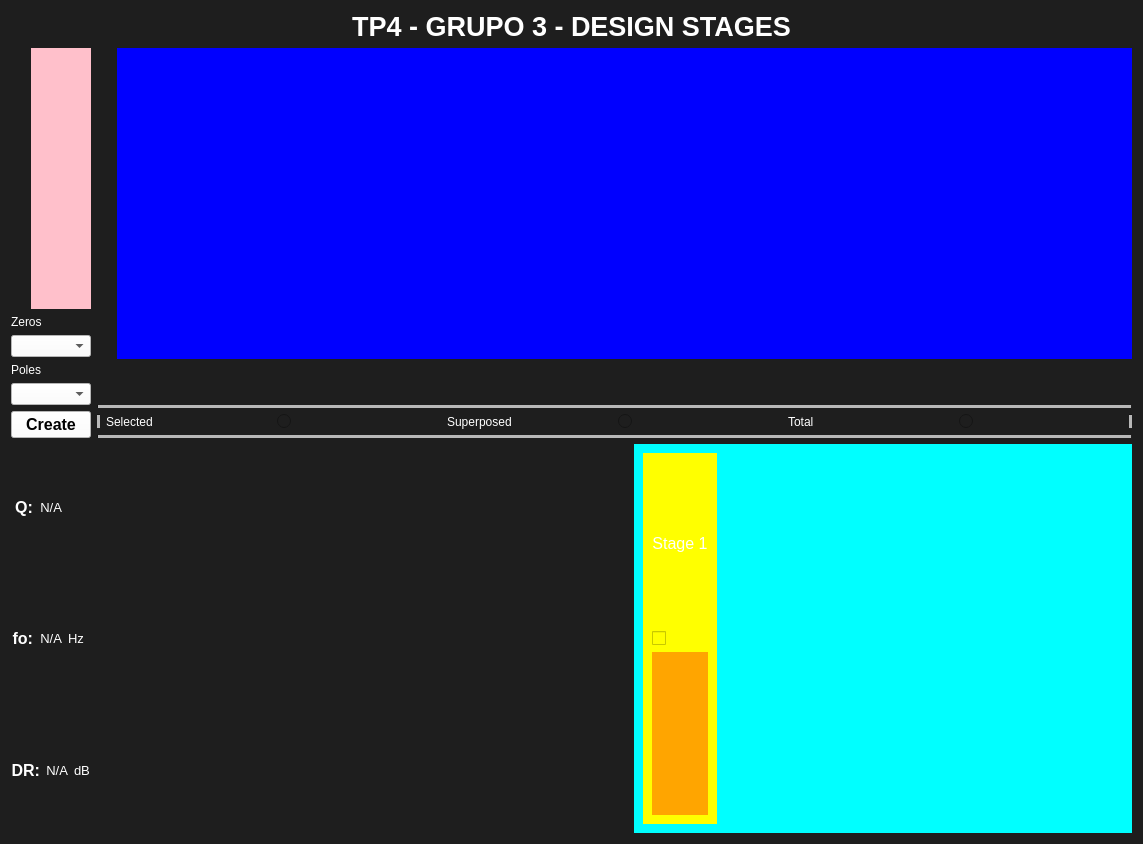
Above: Frontend/Designer/tp4_stages.ui from odevincenti/TC_TP4 before the change. Below: the same form after it.
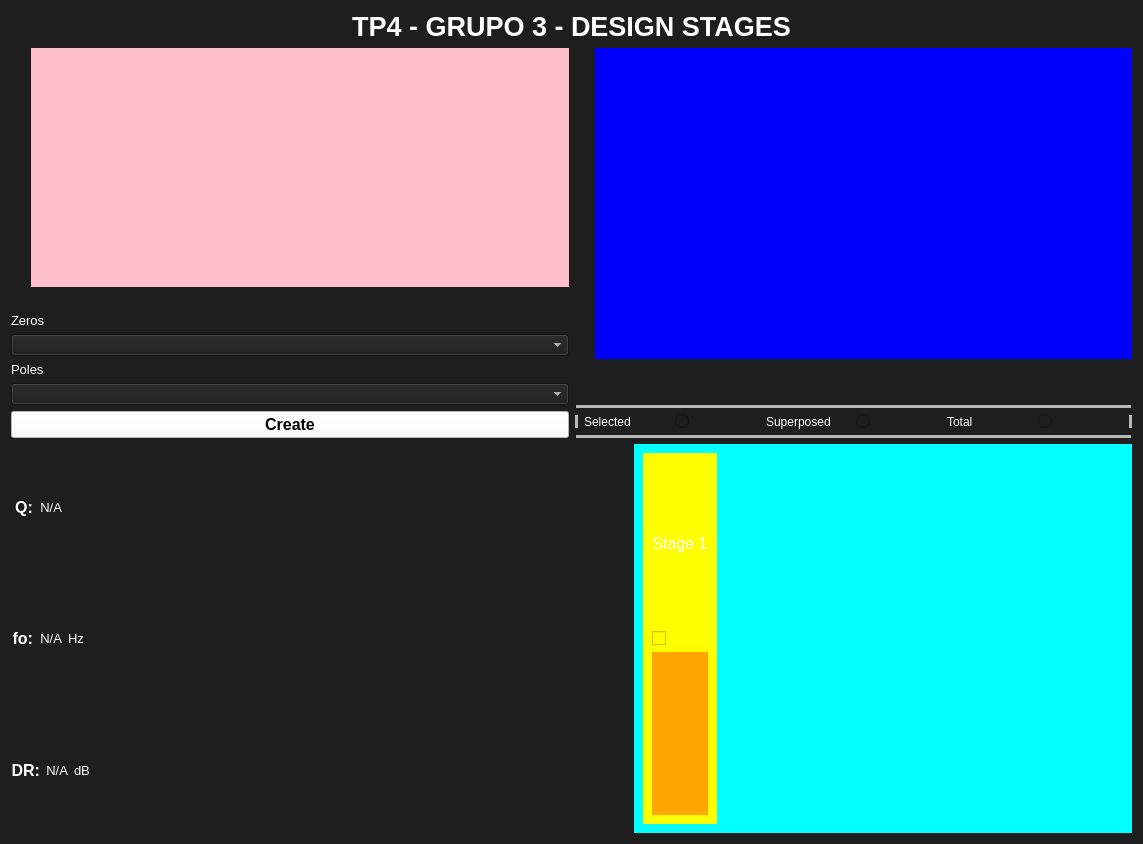
That is the form after the change. Custom widgets are drawn as their Qt base class.

Commit message: micho k-po14: Despues todo stages

What changed in the file:
```diff
--- a/Frontend/Designer/tp4_stages.ui
+++ b/Frontend/Designer/tp4_stages.ui
@@ -74,8 +74,26 @@
            </item>
           </layout>
          </item>
+         <item>
+          <spacer name="horizontalSpacer_5">
+           <property name="orientation">
+            <enum>Qt::Horizontal</enum>
+           </property>
+           <property name="sizeHint" stdset="0">
+            <size>
+             <width>40</width>
+             <height>20</height>
+            </size>
+           </property>
+          </spacer>
+         </item>
          <item>
           <widget class="QLabel" name="label_4">
+           <property name="font">
+            <font>
+             <pointsize>10</pointsize>
+            </font>
+           </property>
            <property name="styleSheet">
             <string notr="true">color:white;</string>
            </property>
@@ -87,12 +105,18 @@
          <item>
           <widget class="QComboBox" name="Zeros_box">
            <property name="styleSheet">
-            <string notr="true">background:white;</string>
+            <string notr="true">background:rgb(30,30,30);
+color:white;</string>
            </property>
           </widget>
          </item>
          <item>
           <widget class="QLabel" name="label_5">
+           <property name="font">
+            <font>
+             <pointsize>10</pointsize>
+            </font>
+           </property>
            <property name="styleSheet">
             <string notr="true">color:white;</string>
            </property>
@@ -104,7 +128,8 @@
          <item>
           <widget class="QComboBox" name="Poles_Box">
            <property name="styleSheet">
-            <string notr="true">background:white;</string>
+            <string notr="true">background:rgb(30,30,30);
+color:white;</string>
            </property>
           </widget>
          </item>
```
The commit also changes 4 other files.
